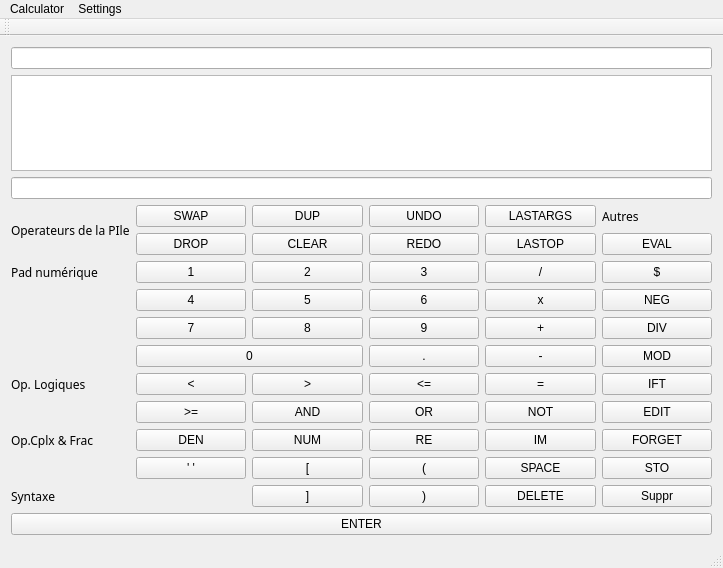
AntoineRondelet/Scientist_Calculator_C-_Qt, file Code/Calculatrice/mainwindow.ui: the form before one commit.
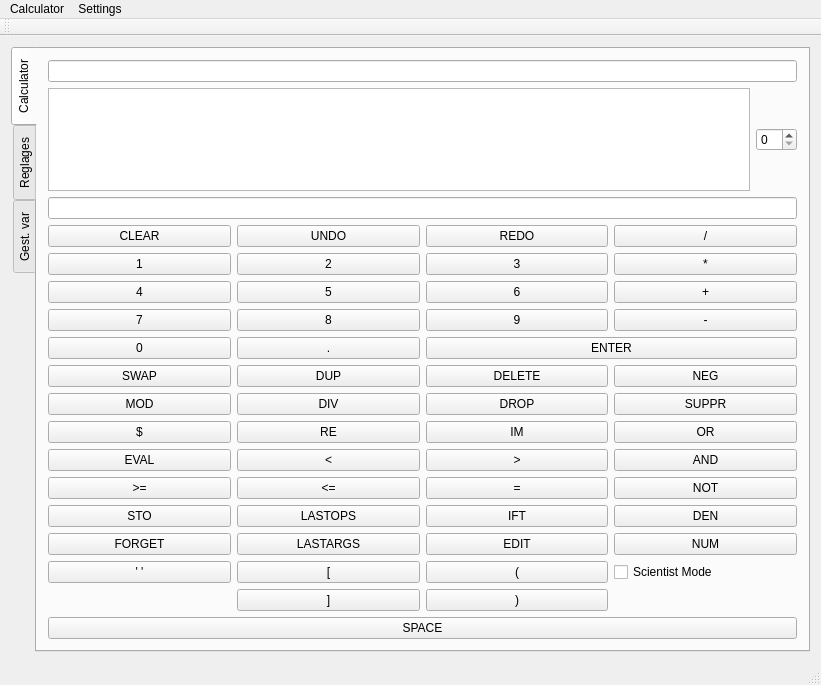
The form after the commit. The open tabs and pages were chosen to show the change.

What changed in the file:
```diff
--- a/Code/Calculatrice/mainwindow.ui
+++ b/Code/Calculatrice/mainwindow.ui
@@ -6,8 +6,8 @@
    <rect>
     <x>0</x>
     <y>0</y>
-    <width>723</width>
-    <height>568</height>
+    <width>821</width>
+    <height>685</height>
    </rect>
   </property>
   <property name="windowTitle">
@@ -16,89 +16,43 @@
   <widget class="QWidget" name="centralWidget">
    <layout class="QVBoxLayout" name="verticalLayout_2">
     <item>
-     <widget class="QLineEdit" name="lineEditMessage">
-      <property name="cursor">
-       <cursorShape>ForbiddenCursor</cursorShape>
+     <widget class="QTabWidget" name="tabWidget">
+      <property name="tabPosition">
+       <enum>QTabWidget::West</enum>
       </property>
-      <property name="text">
-       <string/>
+      <property name="tabShape">
+       <enum>QTabWidget::Rounded</enum>
       </property>
-     </widget>
-    </item>
-    <item>
-     <widget class="QTableWidget" name="tableWidgetPile">
-      <property name="cursor" stdset="0">
-       <cursorShape>ForbiddenCursor</cursorShape>
+      <property name="currentIndex">
+       <number>1</number>
       </property>
-      <property name="mouseTracking">
-       <bool>false</bool>
-      </property>
-     </widget>
+      <widget class="QWidget" name="tab_3">
+       <attribute name="title">
+        <string>Calculator</string>
+       </attribute>
+       <layout class="QVBoxLayout" name="verticalLayout">
+        <item>
+         <widget class="QLineEdit" name="lineEditMessage"/>
     </item>
     <item>
-     <widget class="QLineEdit" name="lineEditCommande">
-      <property name="font">
-       <font>
-        <weight>75</weight>
-        <italic>true</italic>
-        <bold>true</bold>
-       </font>
-      </property>
-      <property name="clearButtonEnabled">
-       <bool>false</bool>
-      </property>
-     </widget>
+         <layout class="QHBoxLayout" name="horizontalLayout">
+          <item>
+           <widget class="QTableWidget" name="tableWidgetPile"/>
     </item>
     <item>
-     <layout class="QGridLayout" name="gridLayout_3">
-      <item row="1" column="5">
-       <widget class="QPushButton" name="pushButton">
-        <property name="text">
-         <string>LASTOP</string>
-        </property>
-       </widget>
-      </item>
-      <item row="6" column="4">
-       <widget class="QPushButton" name="but9">
-        <property name="cursor">
-         <cursorShape>PointingHandCursor</cursorShape>
-        </property>
-        <property name="text">
-         <string>9</string>
-        </property>
-       </widget>
-      </item>
-      <item row="4" column="2">
-       <widget class="QPushButton" name="but2">
-        <property name="cursor">
-         <cursorShape>PointingHandCursor</cursorShape>
-        </property>
-        <property name="text">
-         <string>2</string>
-        </property>
-       </widget>
-      </item>
-      <item row="16" column="4">
-       <widget class="QPushButton" name="pushButton_3">
+           <widget class="QSpinBox" name="spinBox_2"/>
+          </item>
+         </layout>
+        </item>
+        <item>
+         <widget class="QLineEdit" name="lineEditCommande"/>
+        </item>
+        <item>
+         <layout class="QGridLayout" name="gridLayout">
+          <item row="4" column="0">
+           <widget class="QPushButton" name="but0">
         <property name="text">
-         <string>)</string>
-        </property>
-       </widget>
-      </item>
-      <item row="13" column="4">
-       <widget class="QPushButton" name="pushButton_8">
-        <property name="text">
-         <string>RE</string>
-        </property>
-       </widget>
-      </item>
-      <item row="0" column="2">
-       <widget class="QPushButton" name="pButDup">
-        <property name="cursor">
-         <cursorShape>PointingHandCursor</cursorShape>
-        </property>
-        <property name="text">
-         <string>DUP</string>
+             <string>0</string>
         </property>
        </widget>
       </item>
@@ -112,62 +66,14 @@
         </property>
        </widget>
       </item>
-      <item row="16" column="6">
-       <widget class="QPushButton" name="pushButton_5">
+          <item row="0" column="0">
+           <widget class="QPushButton" name="pButClear">
         <property name="text">
-         <string>Suppr</string>
+             <string>CLEAR</string>
         </property>
        </widget>
       </item>
-      <item row="16" column="2">
-       <widget class="QPushButton" name="pushButton_2">
-        <property name="text">
-         <string>]</string>
-        </property>
-       </widget>
-      </item>
-      <item row="0" column="5">
-       <widget class="QPushButton" name="pushButton_4">
-        <property name="text">
-         <string>LASTARGS</string>
-        </property>
-       </widget>
-      </item>
-      <item row="13" column="5">
-       <widget class="QPushButton" name="pushButton_9">
-        <property name="text">
-         <string>IM</string>
-        </property>
-       </widget>
-      </item>
-      <item row="9" column="6">
-       <widget class="QPushButton" name="pButIft">
-        <property name="cursor">
-         <cursorShape>PointingHandCursor</cursorShape>
-        </property>
-        <property name="text">
-         <string>IFT</string>
-        </property>
-       </widget>
-      </item>
-      <item row="6" column="6">
-       <widget class="QPushButton" name="pushButton_6">
-        <property name="text">
-         <string>DIV</string>
-        </property>
-       </widget>
-      </item>
-      <item row="13" column="2">
-       <widget class="QPushButton" name="pButNum">
-        <property name="cursor">
-         <cursorShape>PointingHandCursor</cursorShape>
-        </property>
-        <property name="text">
-         <string>NUM</string>
-        </property>
-       </widget>
-      </item>
-      <item row="5" column="4">
+          <item row="2" column="2">
        <widget class="QPushButton" name="but6">
         <property name="cursor">
          <cursorShape>PointingHandCursor</cursorShape>
@@ -177,59 +83,56 @@
         </property>
        </widget>
       </item>
+          <item row="3" column="2">
+           <widget class="QPushButton" name="but9">
+            <property name="text">
+             <string>9</string>
+            </property>
+           </widget>
+          </item>
+          <item row="9" column="1">
+           <widget class="QPushButton" name="pButInf">
+            <property name="text">
+             <string>&lt;</string>
+            </property>
+           </widget>
+          </item>
+          <item row="11" column="2">
+           <widget class="QPushButton" name="pButIft">
+            <property name="text">
+             <string>IFT</string>
+            </property>
+           </widget>
+          </item>
+          <item row="10" column="2">
+           <widget class="QPushButton" name="pButEgal">
+            <property name="text">
+             <string>=</string>
+            </property>
+           </widget>
+          </item>
+          <item row="14" column="1">
+           <widget class="QPushButton" name="pButCrochF">
+            <property name="text">
+             <string>]</string>
+            </property>
+           </widget>
+          </item>
+          <item row="0" column="1">
+           <widget class="QPushButton" name="pButUndo">
+            <property name="text">
+             <string>UNDO</string>
+            </property>
+           </widget>
+          </item>
       <item row="1" column="2">
-       <widget class="QPushButton" name="pButClear">
-        <property name="cursor">
-         <cursorShape>PointingHandCursor</cursorShape>
-        </property>
+           <widget class="QPushButton" name="but3">
         <property name="text">
-         <string>CLEAR</string>
+             <string>3</string>
         </property>
        </widget>
       </item>
-      <item row="5" column="1">
-       <widget class="QPushButton" name="but4">
-        <property name="cursor">
-         <cursorShape>PointingHandCursor</cursorShape>
-        </property>
-        <property name="text">
-         <string>4</string>
-        </property>
-       </widget>
-      </item>
-      <item row="13" column="1">
-       <widget class="QPushButton" name="pButDen">
-        <property name="cursor">
-         <cursorShape>PointingHandCursor</cursorShape>
-        </property>
-        <property name="text">
-         <string>DEN</string>
-        </property>
-       </widget>
-      </item>
-      <item row="12" column="5">
-       <widget class="QPushButton" name="pButNot">
-        <property name="cursor">
-         <cursorShape>PointingHandCursor</cursorShape>
-        </property>
-        <property name="text">
-         <string>NOT</string>
-        </property>
-       </widget>
-      </item>
-      <item row="0" column="0" rowspan="2">
-       <widget class="QLabel" name="label">
-        <property name="font">
-         <font>
-          <family>Marker Felt</family>
-         </font>
-        </property>
-        <property name="text">
-         <string>Operateurs de la PIle</string>
-        </property>
-       </widget>
-      </item>
-      <item row="8" column="4">
+          <item row="4" column="1">
        <widget class="QPushButton" name="pButDot">
         <property name="cursor">
          <cursorShape>PointingHandCursor</cursorShape>
@@ -239,54 +142,21 @@
         </property>
        </widget>
       </item>
-      <item row="12" column="1">
-       <widget class="QPushButton" name="pButSupEgal">
-        <property name="cursor">
-         <cursorShape>PointingHandCursor</cursorShape>
-        </property>
+          <item row="2" column="1">
+           <widget class="QPushButton" name="but5">
         <property name="text">
-         <string>&gt;=</string>
+             <string>5</string>
         </property>
        </widget>
       </item>
-      <item row="15" column="1">
-       <widget class="QPushButton" name="pButQuote">
-        <property name="cursor">
-         <cursorShape>PointingHandCursor</cursorShape>
-        </property>
+          <item row="3" column="0">
+           <widget class="QPushButton" name="but7">
         <property name="text">
-         <string>' '</string>
+             <string>7</string>
         </property>
        </widget>
       </item>
-      <item row="8" column="6">
-       <widget class="QPushButton" name="pushButton_7">
-        <property name="text">
-         <string>MOD</string>
-        </property>
-       </widget>
-      </item>
-      <item row="12" column="4">
-       <widget class="QPushButton" name="pButOr">
-        <property name="cursor">
-         <cursorShape>PointingHandCursor</cursorShape>
-        </property>
-        <property name="text">
-         <string>OR</string>
-        </property>
-       </widget>
-      </item>
-      <item row="5" column="5">
-       <widget class="QPushButton" name="pButMult">
-        <property name="cursor">
-         <cursorShape>PointingHandCursor</cursorShape>
-        </property>
-        <property name="text">
-         <string>x</string>
-        </property>
-       </widget>
-      </item>
-      <item row="6" column="2">
+          <item row="3" column="1">
        <widget class="QPushButton" name="but8">
         <property name="cursor">
          <cursorShape>PointingHandCursor</cursorShape>
@@ -296,27 +166,21 @@
         </property>
        </widget>
       </item>
-      <item row="1" column="1">
-       <widget class="QPushButton" name="pButDrop">
-        <property name="cursor">
-         <cursorShape>PointingHandCursor</cursorShape>
-        </property>
-        <property name="text">
-         <string>DROP</string>
-        </property>
-       </widget>
-      </item>
-      <item row="15" column="4">
-       <widget class="QPushButton" name="pButParenth">
-        <property name="cursor">
-         <cursorShape>PointingHandCursor</cursorShape>
-        </property>
+          <item row="13" column="2">
+           <widget class="QPushButton" name="pButParO">
         <property name="text">
          <string>(</string>
         </property>
        </widget>
       </item>
-      <item row="1" column="4">
+          <item row="1" column="0">
+           <widget class="QPushButton" name="but1">
+            <property name="text">
+             <string>1</string>
+            </property>
+           </widget>
+          </item>
+          <item row="0" column="2">
        <widget class="QPushButton" name="pButRedo">
         <property name="cursor">
          <cursorShape>PointingHandCursor</cursorShape>
@@ -326,37 +190,56 @@
         </property>
        </widget>
       </item>
-      <item row="0" column="4">
-       <widget class="QPushButton" name="pButUndo">
-        <property name="cursor">
-         <cursorShape>PointingHandCursor</cursorShape>
-        </property>
+          <item row="3" column="3">
+           <widget class="QPushButton" name="pButSous">
+            <property name="text">
+             <string>-</string>
+            </property>
+           </widget>
+          </item>
+          <item row="12" column="0">
+           <widget class="QPushButton" name="pButForget">
         <property name="text">
-         <string>UNDO</string>
+             <string>FORGET</string>
         </property>
        </widget>
       </item>
-      <item row="4" column="4">
-       <widget class="QPushButton" name="but3">
-        <property name="cursor">
-         <cursorShape>PointingHandCursor</cursorShape>
-        </property>
+          <item row="1" column="1">
+           <widget class="QPushButton" name="but2">
+            <property name="text">
+             <string>2</string>
+            </property>
+           </widget>
+          </item>
+          <item row="4" column="2" colspan="2">
+           <widget class="QPushButton" name="pButEnter">
         <property name="text">
-         <string>3</string>
+             <string>ENTER</string>
         </property>
        </widget>
       </item>
-      <item row="6" column="5">
-       <widget class="QPushButton" name="pButAdd">
-        <property name="cursor">
-         <cursorShape>PointingHandCursor</cursorShape>
-        </property>
+          <item row="2" column="0">
+           <widget class="QPushButton" name="but4">
+            <property name="text">
+             <string>4</string>
+            </property>
+           </widget>
+          </item>
+          <item row="1" column="3">
+           <widget class="QPushButton" name="pButMult">
         <property name="text">
-         <string>+</string>
+             <string>*</string>
         </property>
        </widget>
       </item>
-      <item row="9" column="4">
+          <item row="0" column="3">
+           <widget class="QPushButton" name="pButDiv">
+            <property name="text">
+             <string>/</string>
+            </property>
+           </widget>
+          </item>
+          <item row="10" column="1">
        <widget class="QPushButton" name="pButInfEgal">
         <property name="cursor">
          <cursorShape>PointingHandCursor</cursorShape>
@@ -366,10 +249,45 @@
         </property>
        </widget>
       </item>
-      <item row="0" column="1">
+          <item row="2" column="3">
+           <widget class="QPushButton" name="pButAdd">
+            <property name="text">
+             <string>+</string>
+            </property>
+           </widget>
+          </item>
+          <item row="10" column="0">
+           <widget class="QPushButton" name="pButSupEgal">
+            <property name="text">
+             <string>&gt;=</string>
+            </property>
+           </widget>
+          </item>
+          <item row="6" column="3">
+           <widget class="QPushButton" name="pButNeg">
+            <property name="text">
+             <string>NEG</string>
+            </property>
+           </widget>
+          </item>
+          <item row="7" column="3">
+           <widget class="QPushButton" name="pButSuppr">
+            <property name="text">
+             <string>SUPPR</string>
+            </property>
+           </widget>
+          </item>
+          <item row="6" column="2">
+           <widget class="QPushButton" name="pButDelete">
+            <property name="text">
+             <string>DELETE</string>
+            </property>
+           </widget>
+          </item>
+          <item row="6" column="0">
        <widget class="QPushButton" name="pButSwap">
-        <property name="cursor">
-         <cursorShape>PointingHandCursor</cursorShape>
+            <property name="enabled">
+             <bool>true</bool>
         </property>
         <property name="text">
          <string>SWAP</string>
@@ -377,16 +295,72 @@
        </widget>
       </item>
       <item row="6" column="1">
-       <widget class="QPushButton" name="but7">
-        <property name="cursor">
-         <cursorShape>PointingHandCursor</cursorShape>
+           <widget class="QPushButton" name="pButDup">
+            <property name="enabled">
+             <bool>true</bool>
         </property>
         <property name="text">
-         <string>7</string>
+             <string>DUP</string>
         </property>
        </widget>
       </item>
-      <item row="12" column="2">
+          <item row="7" column="2">
+           <widget class="QPushButton" name="pButDrop">
+            <property name="text">
+             <string>DROP</string>
+            </property>
+           </widget>
+          </item>
+          <item row="7" column="1">
+           <widget class="QPushButton" name="pButDivEnt">
+            <property name="text">
+             <string>DIV</string>
+            </property>
+           </widget>
+          </item>
+          <item row="12" column="3">
+           <widget class="QPushButton" name="pButNum">
+            <property name="text">
+             <string>NUM</string>
+            </property>
+           </widget>
+          </item>
+          <item row="7" column="0">
+           <widget class="QPushButton" name="pButMod">
+            <property name="text">
+             <string>MOD</string>
+            </property>
+           </widget>
+          </item>
+          <item row="8" column="0">
+           <widget class="QPushButton" name="pButCplx">
+            <property name="text">
+             <string>$</string>
+            </property>
+           </widget>
+          </item>
+          <item row="8" column="1">
+           <widget class="QPushButton" name="pButRe">
+            <property name="text">
+             <string>RE</string>
+            </property>
+           </widget>
+          </item>
+          <item row="8" column="2">
+           <widget class="QPushButton" name="pButIm">
+            <property name="text">
+             <string>IM</string>
+            </property>
+           </widget>
+          </item>
+          <item row="8" column="3">
+           <widget class="QPushButton" name="pButOr">
+            <property name="text">
+             <string>OR</string>
+            </property>
+           </widget>
+          </item>
+          <item row="9" column="3">
        <widget class="QPushButton" name="pButAnd">
         <property name="cursor">
          <cursorShape>PointingHandCursor</cursorShape>
@@ -396,107 +370,42 @@
         </property>
        </widget>
       </item>
-      <item row="9" column="1">
-       <widget class="QPushButton" name="pButInf">
-        <property name="cursor">
-         <cursorShape>PointingHandCursor</cursorShape>
-        </property>
+          <item row="10" column="3">
+           <widget class="QPushButton" name="pButNot">
         <property name="text">
-         <string>&lt;</string>
+             <string>NOT</string>
         </property>
        </widget>
       </item>
-      <item row="4" column="5">
-       <widget class="QPushButton" name="pButDiv">
-        <property name="cursor">
-         <cursorShape>PointingHandCursor</cursorShape>
-        </property>
+          <item row="11" column="0">
+           <widget class="QPushButton" name="pButSto">
         <property name="text">
-         <string>/</string>
+             <string>STO</string>
         </property>
        </widget>
       </item>
-      <item row="9" column="5">
-       <widget class="QPushButton" name="pButEgal">
-        <property name="cursor">
-         <cursorShape>PointingHandCursor</cursorShape>
-        </property>
+          <item row="11" column="1">
+           <widget class="QPushButton" name="pButLastops">
         <property name="text">
-         <string>=</string>
+             <string>LASTOPS</string>
         </property>
        </widget>
       </item>
-      <item row="4" column="1">
-       <widget class="QPushButton" name="but1">
-        <property name="cursor">
-         <cursorShape>PointingHandCursor</cursorShape>
-        </property>
+          <item row="12" column="1">
+           <widget class="QPushButton" name="pButLastargs">
         <property name="text">
-         <string>1</string>
+             <string>LASTARGS</string>
         </property>
        </widget>
       </item>
-      <item row="15" column="2">
-       <widget class="QPushButton" name="pButCrochets">
-        <property name="cursor">
-         <cursorShape>PointingHandCursor</cursorShape>
-        </property>
+          <item row="11" column="3">
+           <widget class="QPushButton" name="pButDen">
         <property name="text">
-         <string>[</string>
+             <string>DEN</string>
         </property>
        </widget>
       </item>
-      <item row="5" column="6">
-       <widget class="QPushButton" name="pButNeg">
-        <property name="cursor">
-         <cursorShape>PointingHandCursor</cursorShape>
-        </property>
-        <property name="text">
-         <string>NEG</string>
-        </property>
-       </widget>
-      </item>
-      <item row="5" column="2">
-       <widget class="QPushButton" name="but5">
-        <property name="cursor">
-         <cursorShape>PointingHandCursor</cursorShape>
-        </property>
-        <property name="text">
-         <string>5</string>
-        </property>
-       </widget>
-      </item>
-      <item row="8" column="1" colspan="2">
-       <widget class="QPushButton" name="but0">
-        <property name="cursor">
-         <cursorShape>PointingHandCursor</cursorShape>
-        </property>
-        <property name="text">
-         <string>0</string>
-        </property>
-       </widget>
-      </item>
-      <item row="8" column="5">
-       <widget class="QPushButton" name="pButSous">
-        <property name="cursor">
-         <cursorShape>PointingHandCursor</cursorShape>
-        </property>
-        <property name="text">
-         <string>-</string>
-        </property>
-       </widget>
-      </item>
-      <item row="15" column="5">
-       <widget class="QPushButton" name="pButSpace">
-        <property name="cursor">
-         <cursorShape>PointingHandCursor</cursorShape>
-        </property>
-        <property name="text">
-         <string>SPACE</string>
-        </property>
-       </widget>
-      </item>
-      <item row="1" column="6">
+          <item row="9" column="0">
        <widget class="QPushButton" name="pButEval">
         <property name="cursor">
          <cursorShape>PointingHandCursor</cursorShape>
@@ -506,121 +415,164 @@
         </property>
        </widget>
       </item>
-      <item row="4" column="6">
-       <widget class="QPushButton" name="pButCplx">
-        <property name="cursor">
-         <cursorShape>PointingHandCursor</cursorShape>
-        </property>
-        <property name="text">
-         <string>$</string>
-        </property>
-       </widget>
-      </item>
-      <item row="16" column="0">
-       <widget class="QLabel" name="label_4">
-        <property name="font">
-         <font>
-          <family>Marker Felt</family>
-         </font>
-        </property>
-        <property name="text">
-         <string>Syntaxe</string>
-        </property>
-       </widget>
-      </item>
       <item row="13" column="0">
-       <widget class="QLabel" name="label_5">
-        <property name="font">
-         <font>
-          <family>Marker Felt</family>
-         </font>
-        </property>
+           <widget class="QPushButton" name="pButQuote">
         <property name="text">
-         <string>Op.Cplx &amp; Frac</string>
+             <string>' '</string>
         </property>
        </widget>
       </item>
-      <item row="4" column="0">
-       <widget class="QLabel" name="label_2">
-        <property name="font">
-         <font>
-          <family>Marker Felt</family>
-         </font>
-        </property>
+          <item row="13" column="1">
+           <widget class="QPushButton" name="pButCrochO">
         <property name="text">
-         <string>Pad numérique</string>
+             <string>[</string>
         </property>
        </widget>
       </item>
-      <item row="9" column="0">
-       <widget class="QLabel" name="label_3">
-        <property name="font">
-         <font>
-          <family>Marker Felt</family>
-         </font>
-        </property>
+          <item row="14" column="2">
+           <widget class="QPushButton" name="pButParF">
         <property name="text">
-         <string>Op. Logiques</string>
+             <string>)</string>
         </property>
        </widget>
       </item>
-      <item row="16" column="5">
-       <widget class="QPushButton" name="pButDelete">
-        <property name="cursor">
-         <cursorShape>PointingHandCursor</cursorShape>
-        </property>
-        <property name="text">
-         <string>DELETE</string>
-        </property>
-       </widget>
-      </item>
-      <item row="15" column="6">
-       <widget class="QPushButton" name="pButSto">
-        <property name="cursor">
-         <cursorShape>PointingHandCursor</cursorShape>
-        </property>
-        <property name="text">
-         <string>STO</string>
-        </property>
-       </widget>
-      </item>
-      <item row="12" column="6">
+          <item row="12" column="2">
        <widget class="QPushButton" name="pButEdit">
         <property name="text">
          <string>EDIT</string>
         </property>
        </widget>
       </item>
-      <item row="13" column="6">
-       <widget class="QPushButton" name="pButForget">
+          <item row="13" column="3">
+           <widget class="QCheckBox" name="checkBoxS">
         <property name="text">
-         <string>FORGET</string>
-        </property>
-       </widget>
-      </item>
-      <item row="0" column="6">
-       <widget class="QLabel" name="label_6">
-        <property name="font">
-         <font>
-          <family>Marker Felt</family>
-         </font>
-        </property>
-        <property name="text">
-         <string>Autres</string>
+             <string>Scientist Mode</string>
         </property>
        </widget>
       </item>
      </layout>
     </item>
     <item>
-     <widget class="QPushButton" name="pButEnter">
-      <property name="cursor">
-       <cursorShape>PointingHandCursor</cursorShape>
-      </property>
+         <widget class="QPushButton" name="pButSpace">
+          <property name="text">
+           <string>SPACE</string>
+          </property>
+         </widget>
+        </item>
+       </layout>
+      </widget>
+      <widget class="QWidget" name="tab_4">
+       <attribute name="title">
+        <string>Reglages</string>
+       </attribute>
+       <widget class="QPushButton" name="pushButton_2">
+        <property name="geometry">
+         <rect>
+          <x>560</x>
+          <y>520</y>
+          <width>113</width>
+          <height>32</height>
+         </rect>
+        </property>
       <property name="text">
-       <string>ENTER</string>
-      </property>
-     </widget>
+         <string>Appliquer</string>
+        </property>
+       </widget>
+       <widget class="QPushButton" name="pushButton_3">
+        <property name="geometry">
+         <rect>
+          <x>560</x>
+          <y>450</y>
+          <width>113</width>
+          <height>32</height>
+         </rect>
+        </property>
+        <property name="text">
+         <string>text</string>
+        </property>
+       </widget>
+       <widget class="QLabel" name="label">
+        <property name="geometry">
+         <rect>
+          <x>40</x>
+          <y>30</y>
+          <width>59</width>
+          <height>16</height>
+         </rect>
+        </property>
+        <property name="text">
+         <string>Sons</string>
+        </property>
+       </widget>
+       <widget class="QLabel" name="label_2">
+        <property name="geometry">
+         <rect>
+          <x>40</x>
+          <y>100</y>
+          <width>141</width>
+          <height>16</height>
+         </rect>
+        </property>
+        <property name="text">
+         <string>Gestion des variables</string>
+        </property>
+       </widget>
+       <widget class="QCheckBox" name="checkBox">
+        <property name="geometry">
+         <rect>
+          <x>220</x>
+          <y>30</y>
+          <width>86</width>
+          <height>20</height>
+         </rect>
+        </property>
+        <property name="text">
+         <string>Activé</string>
+        </property>
+       </widget>
+       <widget class="QScrollArea" name="scrollArea">
+        <property name="geometry">
+         <rect>
+          <x>230</x>
+          <y>100</y>
+          <width>381</width>
+          <height>131</height>
+         </rect>
+        </property>
+        <property name="widgetResizable">
+         <bool>true</bool>
+        </property>
+        <widget class="QWidget" name="scrollAreaWidgetContents">
+         <property name="geometry">
+          <rect>
+           <x>0</x>
+           <y>0</y>
+           <width>379</width>
+           <height>129</height>
+          </rect>
+         </property>
+        </widget>
+       </widget>
+       <widget class="QPushButton" name="pushButton">
+        <property name="geometry">
+         <rect>
+          <x>420</x>
+          <y>520</y>
+          <width>113</width>
+          <height>32</height>
+         </rect>
+        </property>
+        <property name="text">
+         <string>Cancel</string>
+        </property>
+       </widget>
+      </widget>
+      <widget class="QWidget" name="tab_5">
+       <attribute name="title">
+        <string>Gest. var</string>
+       </attribute>
+      </widget>
+     </widget>
     </item>
    </layout>
    <zorder>lineEditMessage</zorder>
@@ -634,7 +586,7 @@
     <rect>
      <x>0</x>
      <y>0</y>
-     <width>723</width>
+     <width>821</width>
      <height>22</height>
     </rect>
    </property>
```
Left out of the diff: 29 changed lines with no effect on the pictures. Lines whose indentation alone changed are shown as unchanged.
